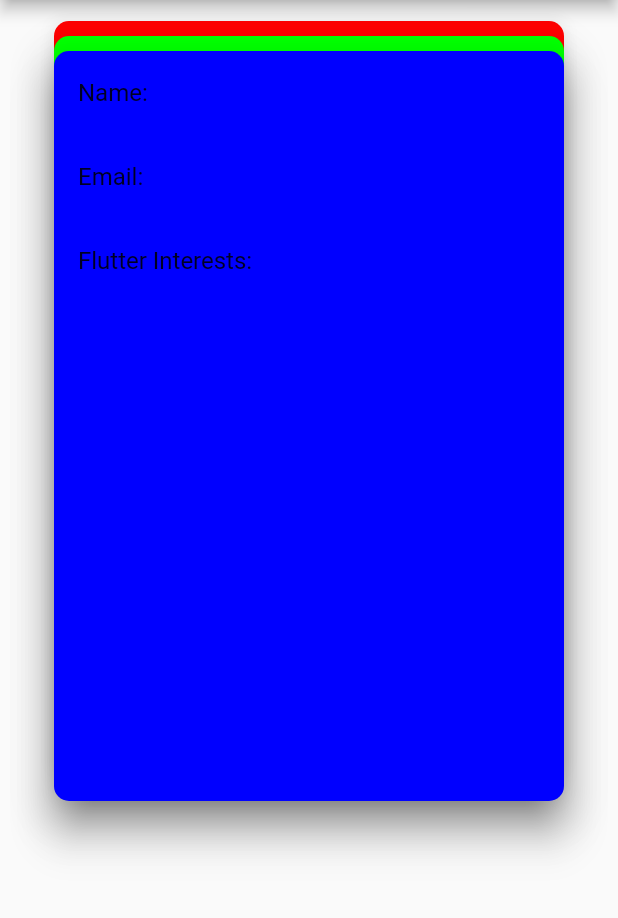
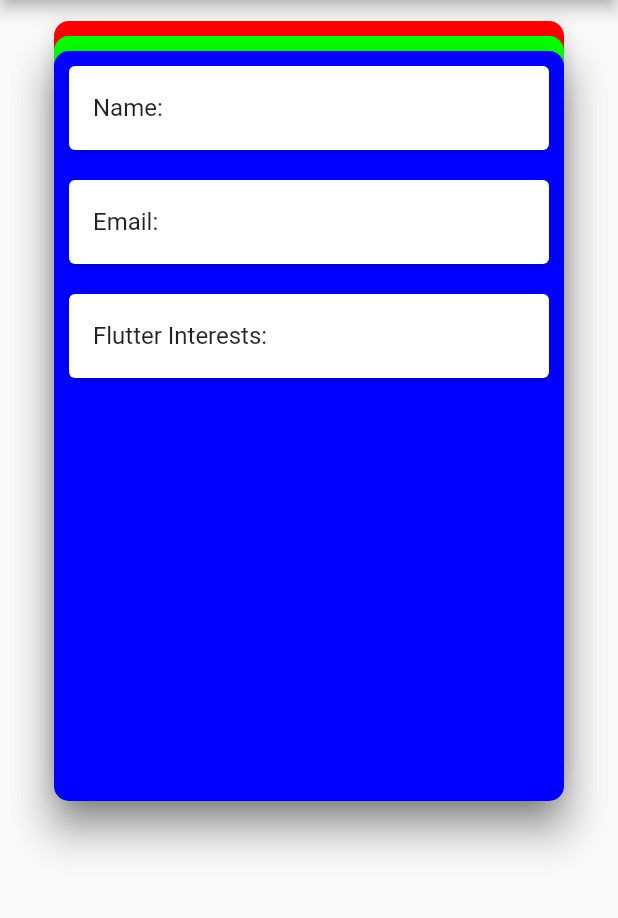
Before and after one commit to adrienbaron/flutter-hackaton, a Flutter app: the MyHomePage screen opened directly, on a phone screen of 412 x 824 dp, the part 84-1002 px from its top. Run offline on Flutter 3.47's test engine with Material 2 defaults, Android fonts, the phone set to English and light mode, and no system bars; our stand-ins replace cloud_firestore, firebase_auth, google_sign_in, rxdart, shared_preferences; missing offline and left inert: fancy_on_boarding; accounts and stored records are empty.

Commit message:
update to homepage

```diff
--- a/lib/pages/home_page.dart
+++ b/lib/pages/home_page.dart
@@ -105,9 +105,15 @@ class _MyHomePageState extends State<MyHomePage> {
               height: 500,
               child: Column(
                 children: <Widget>[
-                  ListTile(title: Text('Name:')),
-                  ListTile(title: Text('Email:')),
-                  ListTile(title: Text('Flutter Interests:')),
+                  Card(
+                      margin: EdgeInsets.all(10),
+                      child: ListTile(title: Text('Name:'))),
+                  Card(
+                      margin: EdgeInsets.all(10),
+                      child: ListTile(title: Text('Email:'))),
+                  Card(
+                      margin: EdgeInsets.all(10),
+                      child: ListTile(title: Text('Flutter Interests:'))),
                 ],
               ),
             ),
```
